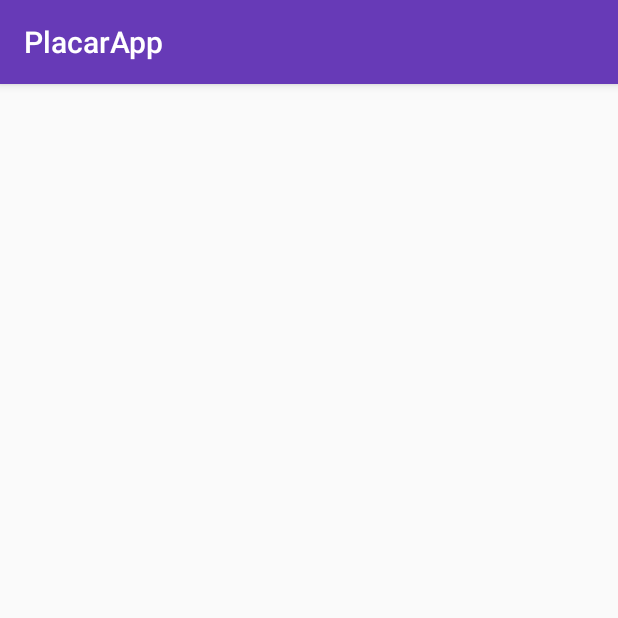
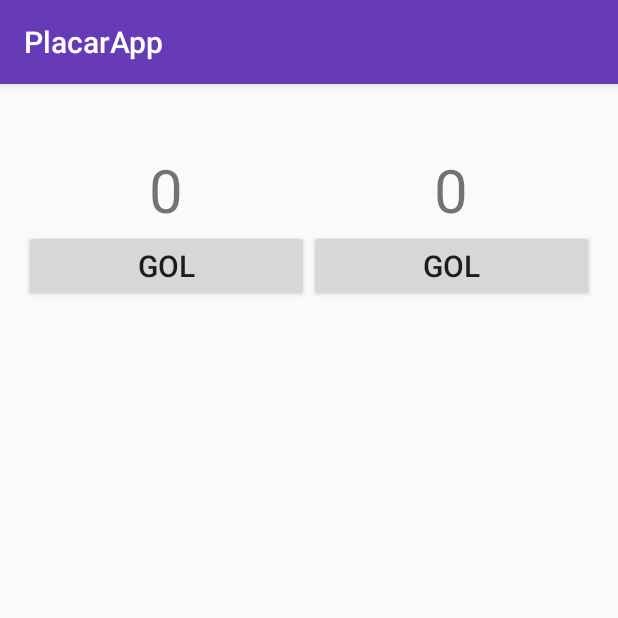
Before and after one commit to gustavogamito/PlacarApp, an Android app: the GameActivity screen opened directly, with no data from a screen before it, on a phone screen of 412 x 824 dp, the top half of it. Run offline under Robolectric (Android 15) with nearby library versions, the phone set to English and light mode, and no system bars.

Commit message:
Criacao da tela placar

```diff
--- a/app/src/main/java/com/example/gustavo/placarapp/GameActivity.java
+++ b/app/src/main/java/com/example/gustavo/placarapp/GameActivity.java
@@ -1,7 +1,9 @@
 package com.example.gustavo.placarapp;
 
+import android.os.PersistableBundle;
 import android.support.v7.app.AppCompatActivity;
 import android.os.Bundle;
+import android.view.View;
 import android.widget.TextView;
 import android.widget.Toast;
 
@@ -13,6 +15,12 @@ public class GameActivity extends AppCompatActivity {
     private TextView tvTimeCasa;
     private TextView tvTimeVisitante;
 
+    private TextView tvPlacarCasa;
+    private TextView tvPlacarVisitante;
+
+    private int golCasa;
+    private int golVisitante;
+
     @Override
     protected void onCreate(Bundle savedInstanceState) {
         super.onCreate(savedInstanceState);
@@ -21,6 +29,9 @@ public class GameActivity extends AppCompatActivity {
         tvTimeCasa = (TextView) findViewById(R.id.tvTimeCasa);
         tvTimeVisitante = (TextView) findViewById(R.id.tvTimeVisitante);
 
+        tvPlacarCasa = (TextView) findViewById(R.id.tvPlacarCasa);
+        tvPlacarVisitante = (TextView) findViewById(R.id.tvPlacarVisitante);
+
         if (getIntent() != null){
             timeCasa = getIntent().getStringExtra("TIMECASA");
             timeVisitante = getIntent().getStringExtra("TIMEVISITANTE");
@@ -28,5 +39,29 @@ public class GameActivity extends AppCompatActivity {
             tvTimeCasa.setText(timeCasa);
             tvTimeVisitante.setText(timeVisitante);
         }
+
+        if(savedInstanceState != null){
+            golCasa = savedInstanceState.getInt("GOLCASA");
+            golVisitante = savedInstanceState.getInt("GOLVISITANE");
+        }
+        tvPlacarCasa.setText(String.valueOf(golCasa));
+        tvPlacarVisitante.setText(String.valueOf(golVisitante));
+    }
+
+    public void golCasa(View v){
+        golCasa++;
+        tvPlacarCasa.setText(String.valueOf(golCasa));
+    }
+
+    public void golVisitante(View v){
+        golVisitante++;
+        tvPlacarVisitante.setText(String.valueOf(golVisitante));
+    }
+
+    @Override
+    public void onSaveInstanceState(Bundle outState) {
+        super.onSaveInstanceState(outState);
+        outState.putInt("GOLCASA", golCasa);
+        outState.putInt("GOLVISITANE", golVisitante);
     }
 }
--- a/app/src/main/res/layout/activity_game.xml
+++ b/app/src/main/res/layout/activity_game.xml
@@ -17,19 +17,52 @@
         android:orientation="horizontal">
 
         <TextView
-            android:layout_width="wrap_content"
+            android:layout_width="match_parent"
             android:layout_height="wrap_content"
             android:id="@+id/tvTimeCasa"
             android:layout_weight="0.5"
             android:gravity="center"
-            tools:text="TIMECASA"/>
+            tools:text="TIMECASA"
+            android:textSize="20sp"/>
 
         <TextView
-            android:layout_width="wrap_content"
+            android:layout_width="match_parent"
             android:layout_height="wrap_content"
             android:id="@+id/tvTimeVisitante"
             android:layout_weight="0.5"
             android:gravity="center"
-            tools:text="TIMEVISITANTE"/>
+            tools:text="TIMEVISITANTE"
+            android:textSize="20sp"/>
+    </LinearLayout>
+
+    <LinearLayout
+        android:layout_width="match_parent"
+        android:layout_height="wrap_content"
+        android:orientation="horizontal">
+
+        <TextView
+            style="@style/placar"
+            android:id="@+id/tvPlacarCasa"/>
+
+        <TextView
+            style="@style/placar"
+            android:id="@+id/tvPlacarVisitante"/>
+
+    </LinearLayout>
+
+    <LinearLayout
+        android:layout_width="match_parent"
+        android:layout_height="wrap_content"
+        android:orientation="horizontal">
+
+        <Button
+            style="@style/botao_gol"
+            android:id="@+id/btGolCasa"
+            android:onClick="golCasa"/>
+
+        <Button
+            style="@style/botao_gol"
+            android:id="@+id/btGolVisitante"
+            android:onClick="golVisitante"/>
     </LinearLayout>
 </LinearLayout>
--- a/app/src/main/res/values/strings.xml
+++ b/app/src/main/res/values/strings.xml
@@ -2,4 +2,6 @@
     <string name="app_name">PlacarApp</string>
     <string name="label_titulo">Times</string>
     <string name="label_desenvolvido_por">Desenvolvido por Gustavo Gamito</string>
+    <string name="placar_inicial">0</string>
+    <string name="label_gol">Gol</string>
 </resources>
--- a/app/src/main/res/values/styles.xml
+++ b/app/src/main/res/values/styles.xml
@@ -8,4 +8,21 @@
         <item name="colorAccent">@color/accent</item>
     </style>
 
+    <style name="padrao">
+        <item name="android:layout_width">wrap_content</item>
+        <item name="android:layout_height">wrap_content</item>
+        <item name="android:layout_weight">0.5</item>
+        <item name="android:gravity">center</item>
+    </style>
+
+    <style name="placar" parent="padrao">
+        <item name="android:text">@string/placar_inicial</item>
+        <item name="android:textSize">40sp</item>
+    </style>
+
+    <style name="botao_gol" parent="padrao">
+        <item name="android:text">@string/label_gol</item>
+        <item name="android:textSize">20sp</item>
+    </style>
+
 </resources>
```
